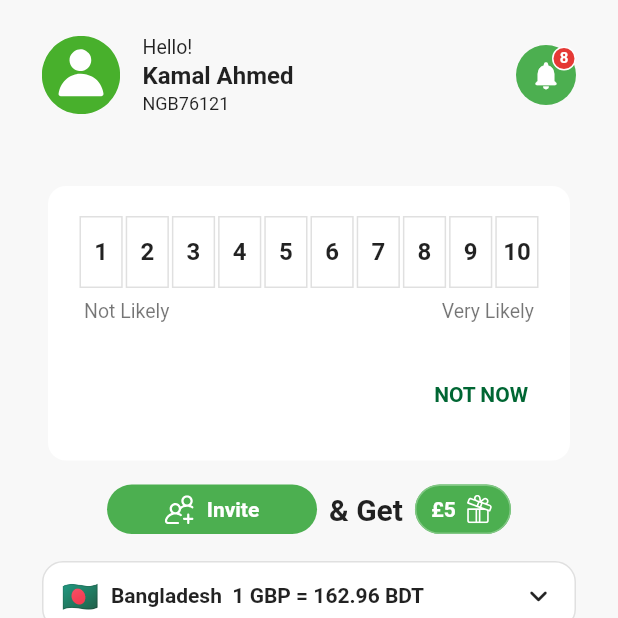
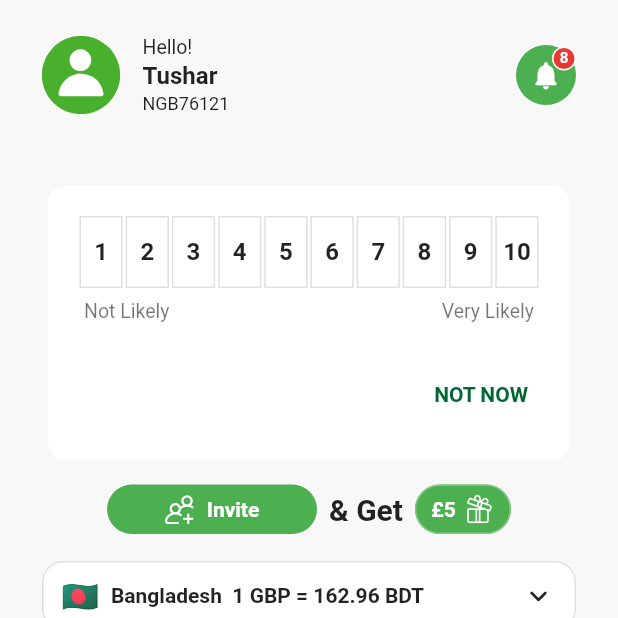
Before and after one commit to RkTushar/nec_app, a Flutter app: the HomeScreen screen opened directly, on a phone screen of 412 x 824 dp, the top half of it. Run offline on Flutter 3.47's test engine with Material 3 defaults, Android fonts, the phone set to English and light mode, and no system bars; our stand-ins replace flutter_svg, qr_flutter, share_plus, shared_preferences, webview_flutter; accounts and stored records are empty.

Commit message:
Update home_screen.dart

```diff
--- a/nec_app/lib/screens/homescreen/home_screen.dart
+++ b/nec_app/lib/screens/homescreen/home_screen.dart
@@ -160,7 +160,7 @@ class _HeaderCard extends StatelessWidget {
               children: <Widget>[
                 Text('Hello!', style: TextStyle(fontSize: 13)),
                 SizedBox(height: 2),
-                Text('Kamal Ahmed', style: TextStyle(fontSize: 16, fontWeight: FontWeight.w700)),
+                Text('Tushar', style: TextStyle(fontSize: 16, fontWeight: FontWeight.w700)),
                 SizedBox(height: 2),
                 Text('NGB76121', style: TextStyle(fontSize: 12)),
               ],
```
